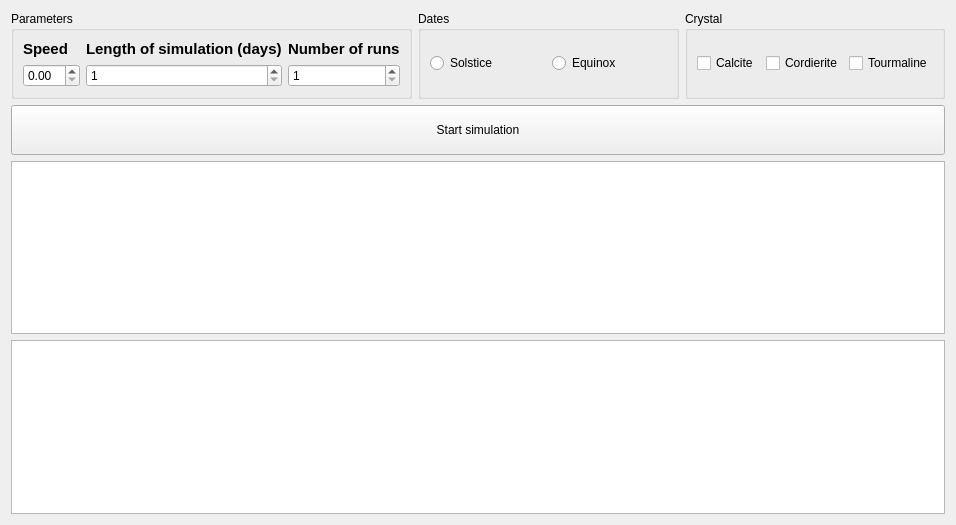
szazdenes/SailingSimulation, file sailingform.ui: the form before one commit.
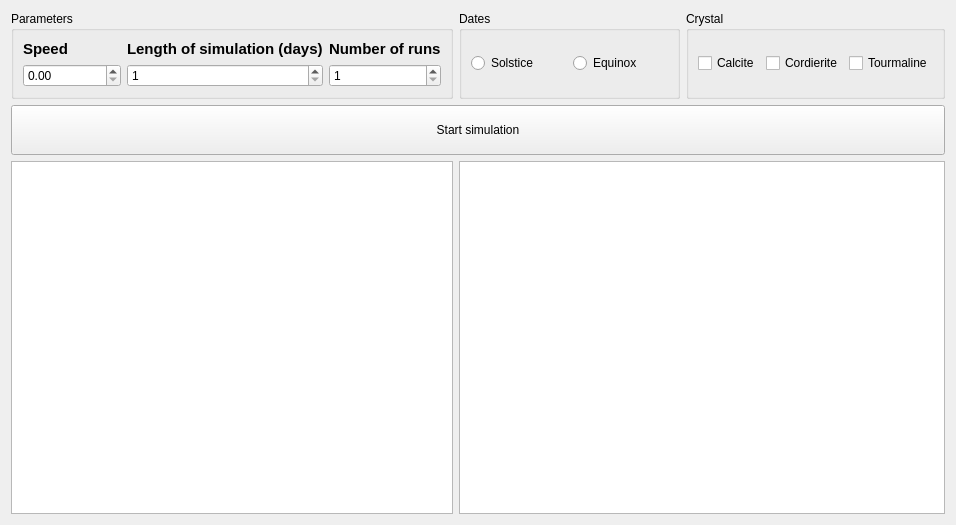
The form after the commit.

Commit message: message dialog added, design change, minor corrections, working visualizations

```diff
--- a/sailingform.ui
+++ b/sailingform.ui
@@ -13,30 +13,7 @@
   <property name="windowTitle">
    <string>Form</string>
   </property>
-  <layout class="QGridLayout" name="gridLayout_2">
-   <item row="1" column="2">
-    <widget class="QGroupBox" name="groupBox_2">
-     <property name="title">
-      <string>Dates</string>
-     </property>
-     <layout class="QGridLayout" name="gridLayout_4">
-      <item row="0" column="1">
-       <widget class="QRadioButton" name="equRadioButton">
-        <property name="text">
-         <string>Equinox</string>
-        </property>
-       </widget>
-      </item>
-      <item row="0" column="0">
-       <widget class="QRadioButton" name="solRadioButton">
-        <property name="text">
-         <string>Solstice</string>
-        </property>
-       </widget>
-      </item>
-     </layout>
-    </widget>
-   </item>
+  <layout class="QGridLayout" name="gridLayout_2" columnstretch="0,2,1,1">
    <item row="1" column="1">
     <widget class="QGroupBox" name="groupBox">
      <property name="title">
@@ -161,10 +138,33 @@
      </property>
     </widget>
    </item>
-   <item row="4" column="1" colspan="3">
+   <item row="1" column="2">
+    <widget class="QGroupBox" name="groupBox_2">
+     <property name="title">
+      <string>Dates</string>
+     </property>
+     <layout class="QGridLayout" name="gridLayout_4">
+      <item row="0" column="1">
+       <widget class="QRadioButton" name="equRadioButton">
+        <property name="text">
+         <string>Equinox</string>
+        </property>
+       </widget>
+      </item>
+      <item row="0" column="0">
+       <widget class="QRadioButton" name="solRadioButton">
+        <property name="text">
+         <string>Solstice</string>
+        </property>
+       </widget>
+      </item>
+     </layout>
+    </widget>
+   </item>
+   <item row="4" column="1">
     <widget class="QGraphicsView" name="trajectoryGraphicsView"/>
    </item>
-   <item row="5" column="1" colspan="3">
+   <item row="4" column="2" colspan="2">
     <widget class="QGraphicsView" name="multipleRunGraphicsView"/>
    </item>
   </layout>
```
The commit also changes 7 other files.
